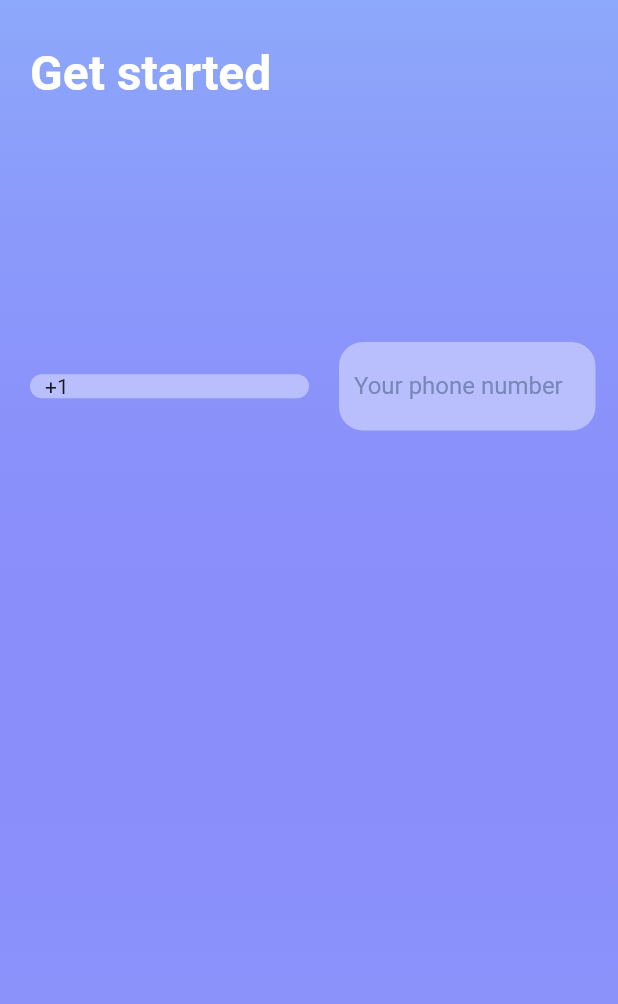
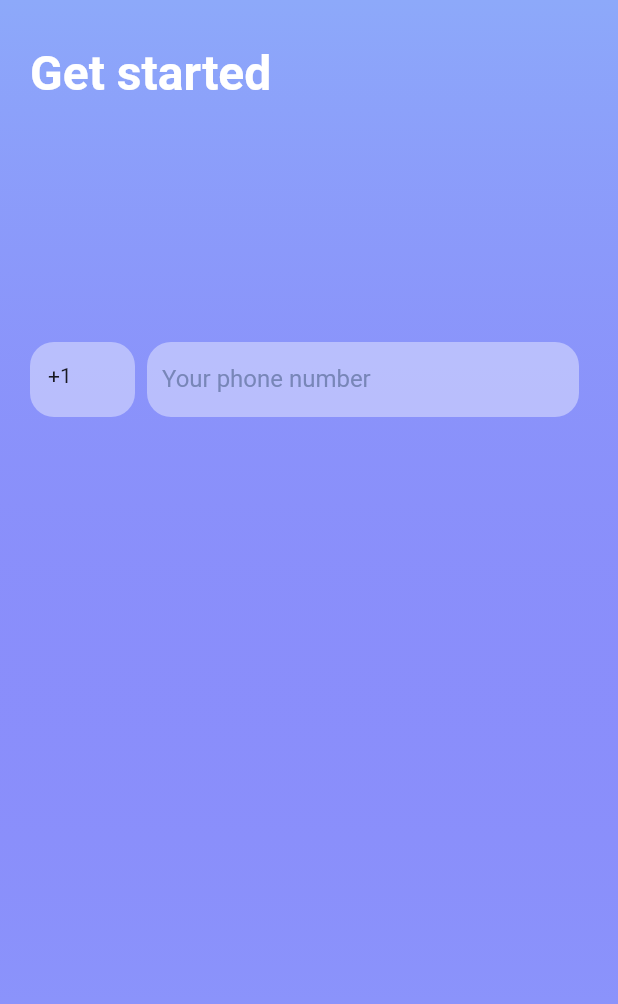
Before and after one commit to OwlDarlyn/flutter-number-input, a Flutter app: the screen it shows after launch, on a phone screen of 412 x 824 dp. Shown: the top 1004 px of the screen. Run offline on Flutter 3.47's test engine with Material 2 defaults, Android fonts, the phone set to English and light mode, and no system bars; our stand-ins replace intl_phone_number_input.

Commit message:
change to flexible and make nice ui

```diff
--- a/lib/screens/get_started_screen.dart
+++ b/lib/screens/get_started_screen.dart
@@ -35,20 +35,26 @@ class GetStartedScreen extends StatelessWidget {
             ),
             const SizedBox(height: 160),
             Row(children: [
-              Expanded(
+              Flexible(
+                  flex: 2,
                   child: Container(
+                    height: 50,
+                    width: 70,
                     margin: const EdgeInsets.only(left: 20),
-                padding: const EdgeInsets.only(left: 10, right: 5),
+                    padding: const EdgeInsets.symmetric(
+                        horizontal: 12, vertical: 14),
                     decoration: BoxDecoration(
                       color: Colors.white.withOpacity(0.4),
                       borderRadius: BorderRadius.circular(16),
                     ),
                     child: Text('+1'),
                   )),
-              // SizedBox(width: 8),
-              Expanded(
+              const SizedBox(width: 8),
+              Flexible(
+                flex: 6,
                 child: Container(
-                  margin: const EdgeInsets.only(left: 20, right: 15),
+                  height: 50,
+                  margin: const EdgeInsets.only(right: 15),
                   padding: const EdgeInsets.only(left: 10, right: 5),
                   decoration: BoxDecoration(
                     color: Colors.white.withOpacity(0.4),
```
Lines whose indentation alone changed are shown as unchanged.
